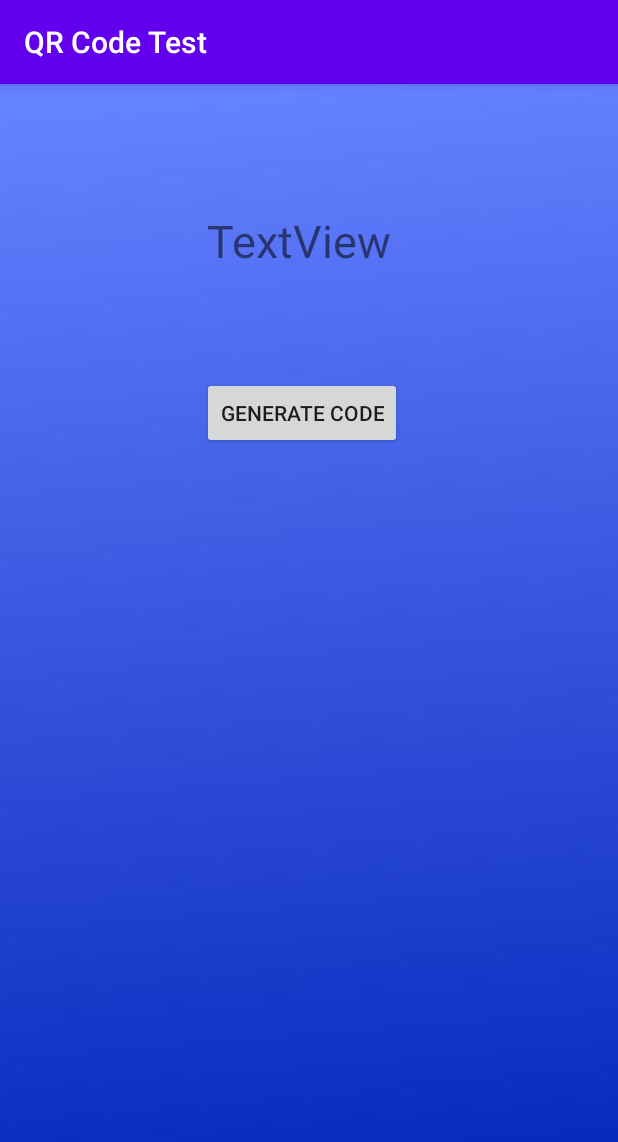
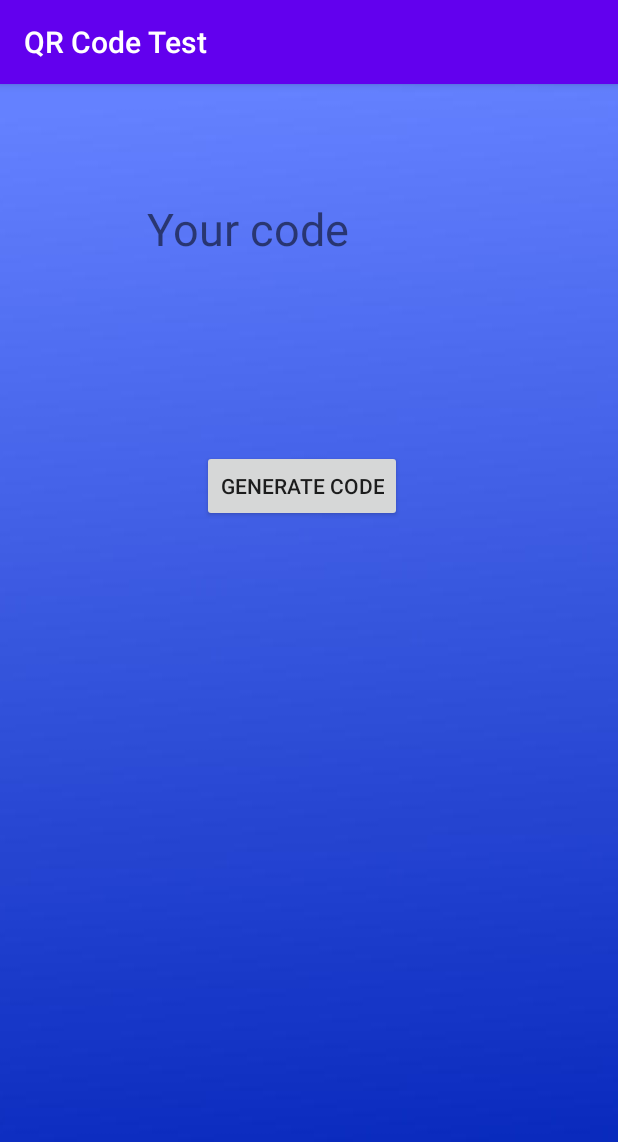
Before and after one commit to TheDigitalScribe/Authendance, an Android app: the GenerateCode screen opened directly, with no data from a screen before it, on a phone screen of 412 x 824 dp. Shown: the top 1142 px of the screen. Run offline under Robolectric (Android 15) with nearby library versions, the phone set to English and light mode, and no system bars.

Commit message:
added random string generator for qr code generation

```diff
--- a/QRCodeTest/app/src/main/res/layout/activity_generate_code.xml
+++ b/QRCodeTest/app/src/main/res/layout/activity_generate_code.xml
@@ -30,11 +30,12 @@
 
     <TextView
         android:id="@+id/codeField"
-        android:layout_width="130dp"
-        android:layout_height="63dp"
-        android:layout_marginTop="84dp"
-        android:layout_marginEnd="144dp"
-        android:text="TextView"
+        android:layout_width="194dp"
+        android:layout_height="120dp"
+        android:layout_marginTop="76dp"
+        android:layout_marginEnd="120dp"
+        android:fontFamily="sans-serif"
+        android:text="@string/codePlaceholder"
         android:textSize="30sp"
         app:layout_constraintEnd_toEndOf="parent"
         app:layout_constraintTop_toTopOf="parent" />
--- a/QRCodeTest/app/src/main/res/values/strings.xml
+++ b/QRCodeTest/app/src/main/res/values/strings.xml
@@ -7,4 +7,5 @@
     <string name="generate_code">Generate Code</string>
     <string name="enter_text">Enter some text…</string>
     <string name="qr_code">QR Code placeholder</string>
+    <string name="codePlaceholder">Your code</string>
 </resources>
```
Also changed, not shown: QRCodeTest/app/src/main/java/com/example/qrcodetest/GenerateCode.java (+18 -12 lines), QRCodeTest/app/src/main/res/navigation/nav_graph.xml (deleted, +0 -28 lines).
